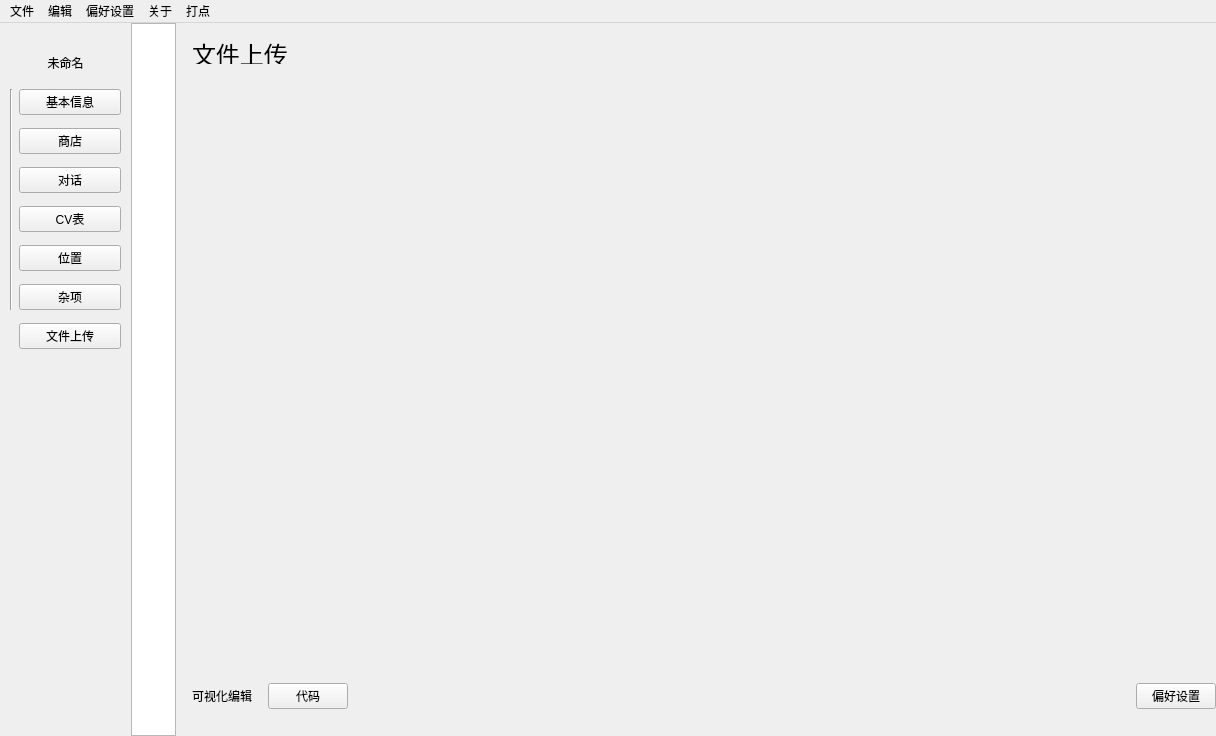
This is Visual-Editor/mainwindow.ui in Marcus-P-114514/Genshin-Impact-BWiKi-NPC-Editor as Qt 5 draws it before an edit. The edited form follows.
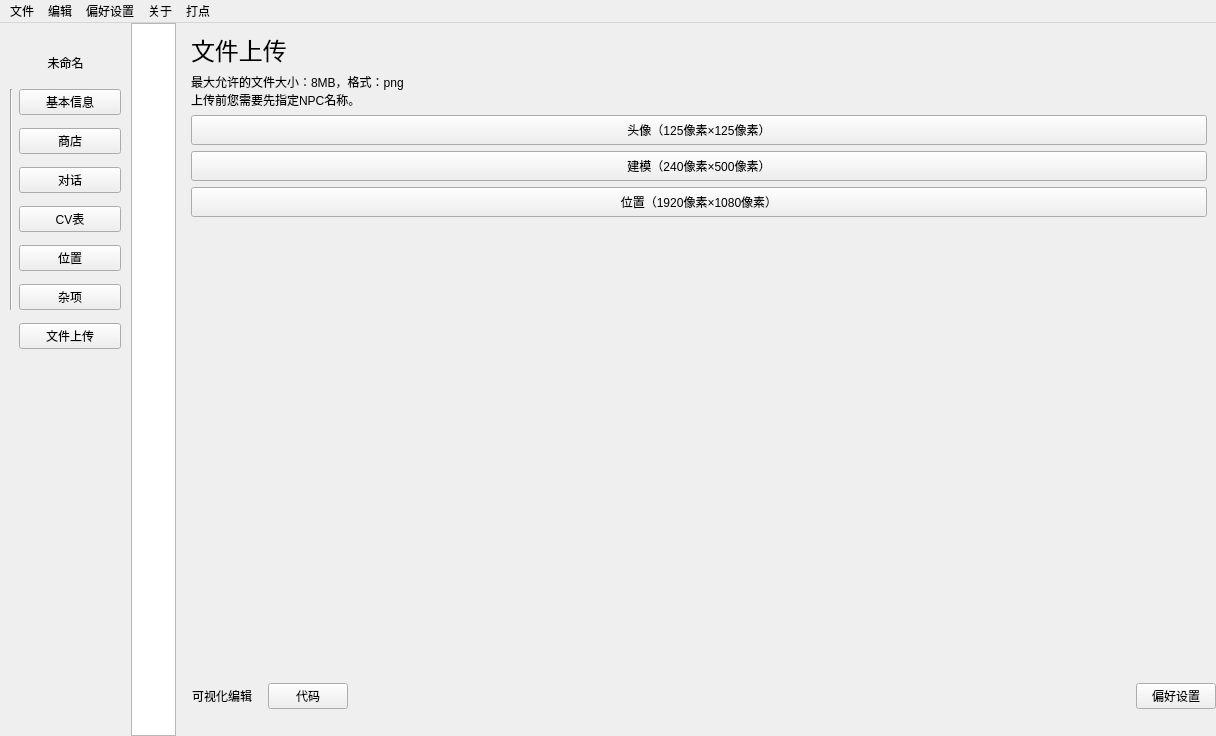
This is the edited form. The open tabs and pages were chosen to show the change.

```diff
--- a/Visual-Editor/mainwindow.ui
+++ b/Visual-Editor/mainwindow.ui
@@ -2262,22 +2262,84 @@
          </layout>
         </widget>
         <widget class="QWidget" name="page_12">
-         <widget class="QLabel" name="label_8">
-          <property name="geometry">
-           <rect>
-            <x>10</x>
-            <y>20</y>
-            <width>591</width>
-            <height>21</height>
-           </rect>
-          </property>
-          <property name="styleSheet">
-           <string notr="true">font: 18pt;</string>
-          </property>
-          <property name="text">
-           <string>文件上传</string>
-          </property>
-         </widget>
+         <layout class="QVBoxLayout" name="verticalLayout_11">
+          <item>
+           <widget class="QLabel" name="label_8">
+            <property name="styleSheet">
+             <string notr="true">font: 18pt;</string>
+            </property>
+            <property name="text">
+             <string>文件上传</string>
+            </property>
+           </widget>
+          </item>
+          <item>
+           <widget class="QLabel" name="label_36">
+            <property name="text">
+             <string>最大允许的文件大小：8MB，格式：png
+上传前您需要先指定NPC名称。</string>
+            </property>
+            <property name="alignment">
+             <set>Qt::AlignLeading|Qt::AlignLeft|Qt::AlignTop</set>
+            </property>
+            <property name="wordWrap">
+             <bool>true</bool>
+            </property>
+           </widget>
+          </item>
+          <item>
+           <widget class="QPushButton" name="submit_npc_avatar">
+            <property name="minimumSize">
+             <size>
+              <width>0</width>
+              <height>30</height>
+             </size>
+            </property>
+            <property name="text">
+             <string>头像（125像素×125像素）</string>
+            </property>
+           </widget>
+          </item>
+          <item>
+           <widget class="QPushButton" name="submit_npc_model">
+            <property name="minimumSize">
+             <size>
+              <width>0</width>
+              <height>30</height>
+             </size>
+            </property>
+            <property name="text">
+             <string>建模（240像素×500像素）</string>
+            </property>
+           </widget>
+          </item>
+          <item>
+           <widget class="QPushButton" name="submit_npc_location_not_detailed">
+            <property name="minimumSize">
+             <size>
+              <width>0</width>
+              <height>30</height>
+             </size>
+            </property>
+            <property name="text">
+             <string>位置（1920像素×1080像素）</string>
+            </property>
+           </widget>
+          </item>
+          <item>
+           <spacer name="verticalSpacer_6">
+            <property name="orientation">
+             <enum>Qt::Vertical</enum>
+            </property>
+            <property name="sizeHint" stdset="0">
+             <size>
+              <width>20</width>
+              <height>423</height>
+             </size>
+            </property>
+           </spacer>
+          </item>
+         </layout>
         </widget>
         <widget class="QWidget" name="page_13">
          <widget class="QLabel" name="label_9">
```
Left out of the diff: 14 changed lines with no effect on the pictures.
